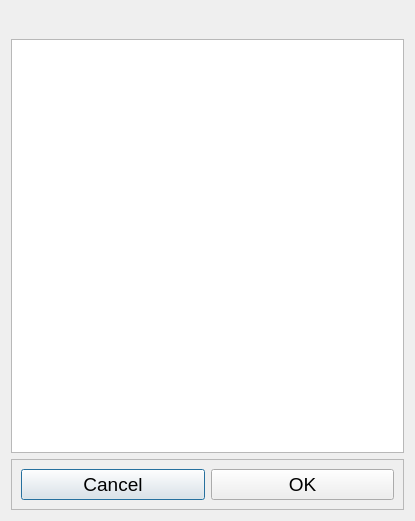
guyuhong/CLAMS, file ui/ListSelDialog.ui: the form before one commit.
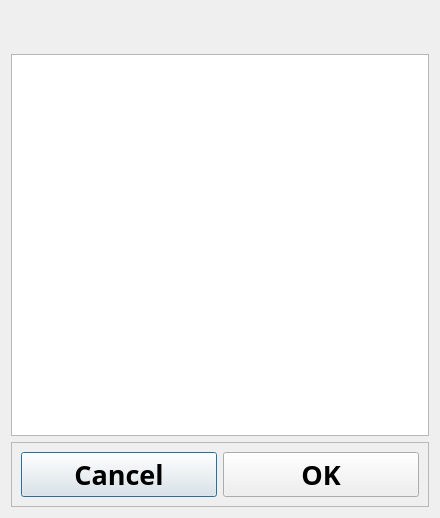
The form after the commit.

Diff of the .ui file:
```diff
--- a/ui/ListSelDialog.ui
+++ b/ui/ListSelDialog.ui
@@ -6,8 +6,8 @@
    <rect>
     <x>0</x>
     <y>0</y>
-    <width>415</width>
-    <height>521</height>
+    <width>440</width>
+    <height>518</height>
    </rect>
   </property>
   <property name="windowTitle">
@@ -18,7 +18,10 @@
     <widget class="QLabel" name="label">
      <property name="font">
       <font>
-       <pointsize>14</pointsize>
+       <family>Arial Black</family>
+       <pointsize>20</pointsize>
+       <weight>75</weight>
+       <bold>true</bold>
       </font>
      </property>
      <property name="text">
@@ -30,7 +33,10 @@
     <widget class="QListWidget" name="itemList">
      <property name="font">
       <font>
+       <family>Arial Black</family>
        <pointsize>14</pointsize>
+       <weight>75</weight>
+       <bold>true</bold>
       </font>
      </property>
     </widget>
@@ -48,7 +54,10 @@
        <widget class="QPushButton" name="exitBtn">
         <property name="font">
          <font>
-          <pointsize>14</pointsize>
+          <family>Arial Black</family>
+          <pointsize>20</pointsize>
+          <weight>75</weight>
+          <bold>true</bold>
          </font>
         </property>
         <property name="text">
@@ -60,7 +69,10 @@
        <widget class="QPushButton" name="okBtn">
         <property name="font">
          <font>
-          <pointsize>14</pointsize>
+          <family>Arial Black</family>
+          <pointsize>20</pointsize>
+          <weight>75</weight>
+          <bold>true</bold>
          </font>
         </property>
         <property name="text">
```
